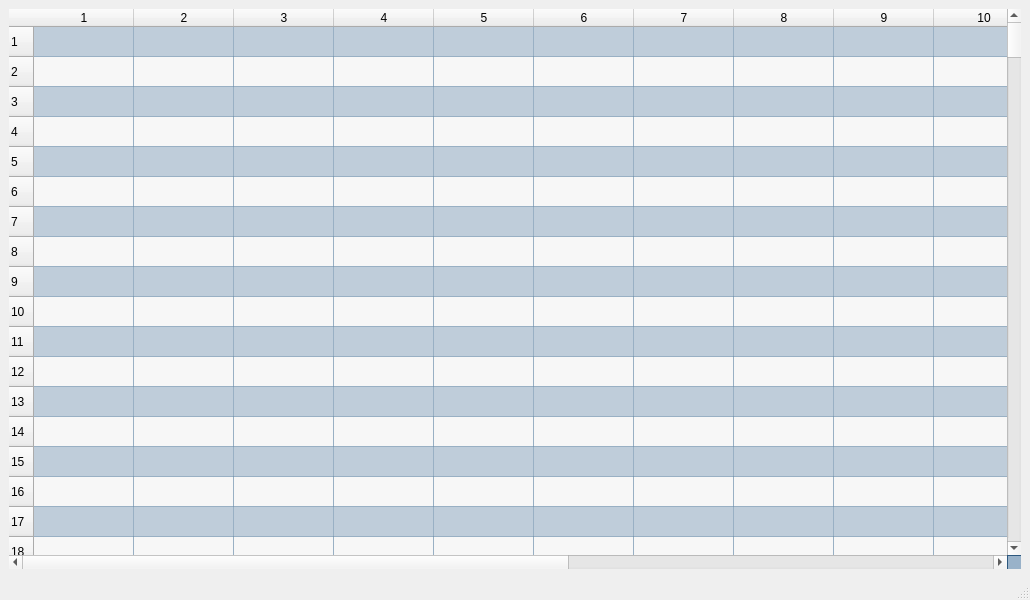
Before: the Qt Designer form src/GUI/MemoriaDados.ui in JoaoVitorBranco/BIPy, drawn with Qt 5.
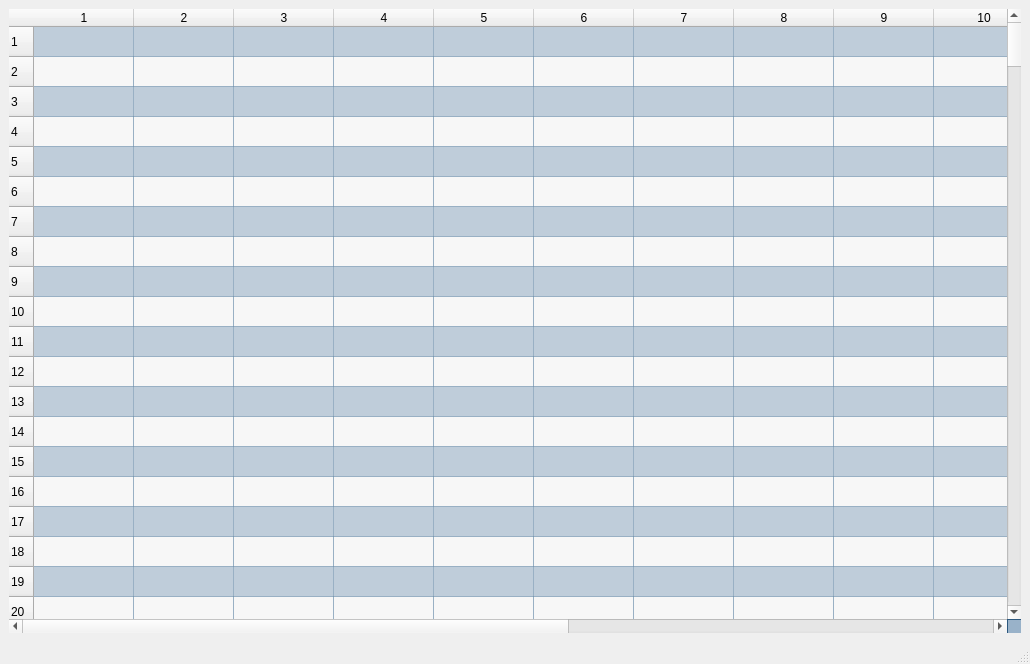
After: the same form once the commit is applied.

Patch:
```diff
--- a/src/GUI/MemoriaDados.ui
+++ b/src/GUI/MemoriaDados.ui
@@ -7,12 +7,12 @@
     <x>0</x>
     <y>0</y>
     <width>1030</width>
-    <height>600</height>
+    <height>664</height>
    </rect>
   </property>
   <property name="minimumSize">
    <size>
-    <width>1030</width>
+    <width>300</width>
     <height>300</height>
    </size>
   </property>
```
